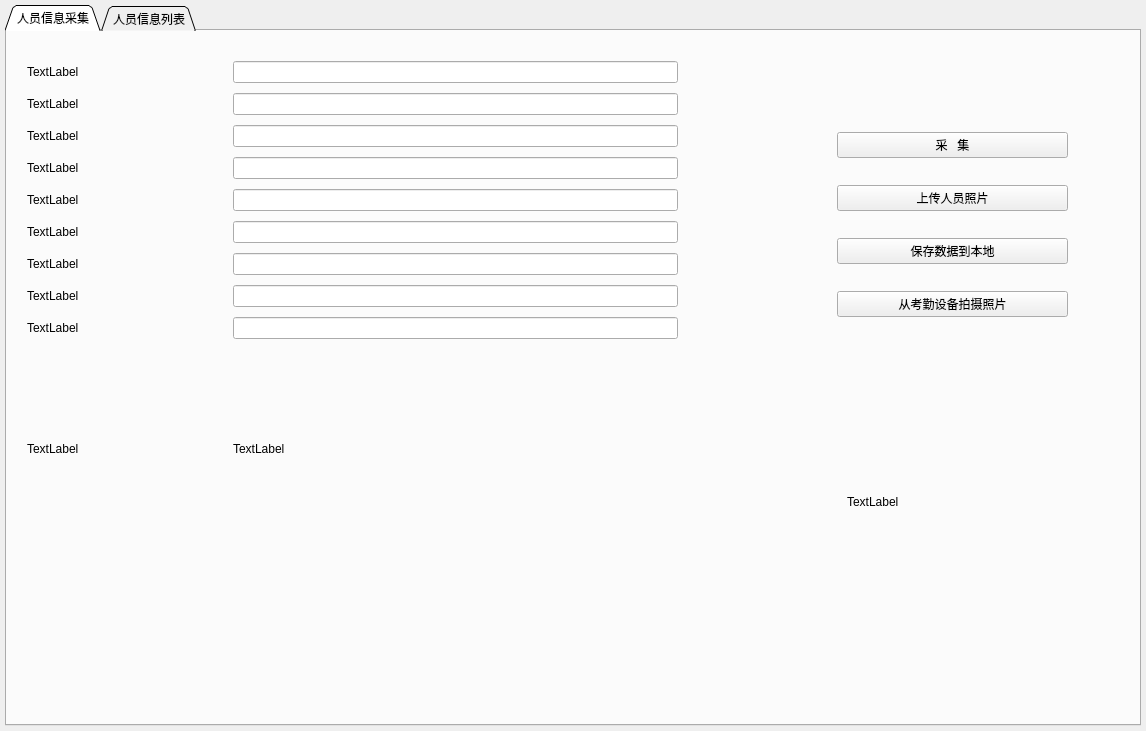
Above: info_collection.ui from jamesandjim/wisdom_site before the change. Below: the same form after it.
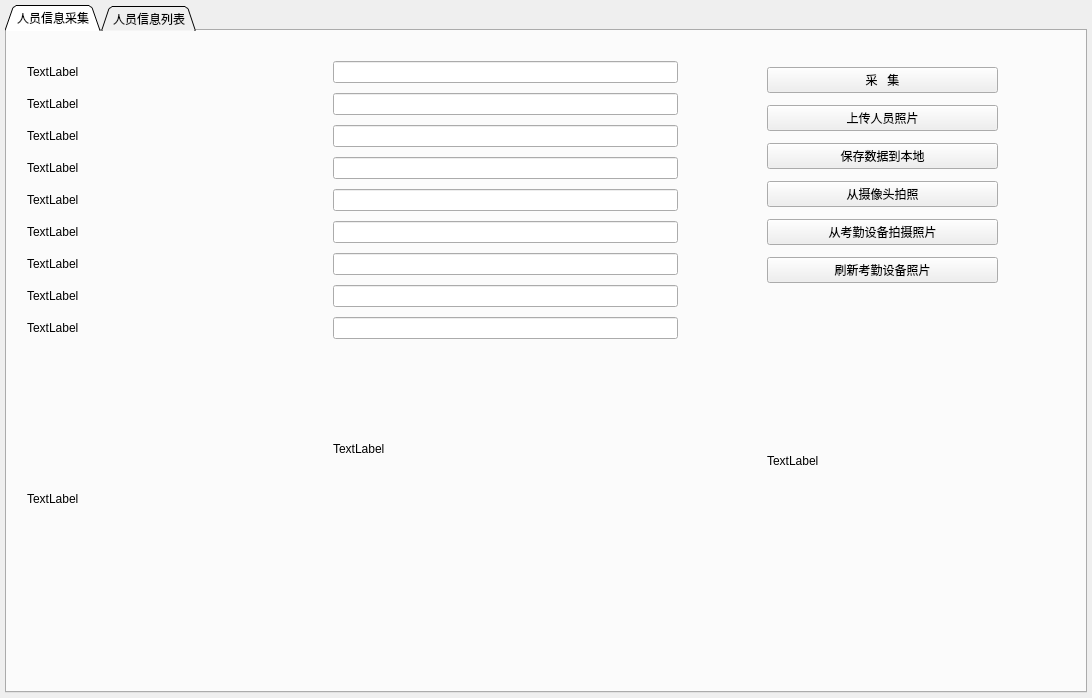
That is the form after the change.

What changed in the file:
```diff
--- a/info_collection.ui
+++ b/info_collection.ui
@@ -9,8 +9,8 @@
    <rect>
     <x>0</x>
     <y>0</y>
-    <width>1146</width>
-    <height>731</height>
+    <width>1092</width>
+    <height>698</height>
    </rect>
   </property>
   <property name="windowTitle">
@@ -89,7 +89,7 @@
             <x>20</x>
             <y>30</y>
             <width>651</width>
-            <height>641</height>
+            <height>713</height>
            </rect>
           </property>
           <layout class="QFormLayout" name="formLayout">
@@ -196,14 +196,14 @@
              </property>
              <property name="minimumSize">
               <size>
-               <width>200</width>
-               <height>200</height>
+               <width>300</width>
+               <height>300</height>
               </size>
              </property>
              <property name="maximumSize">
               <size>
-               <width>200</width>
-               <height>200</height>
+               <width>300</width>
+               <height>300</height>
               </size>
              </property>
              <property name="text">
@@ -235,21 +235,33 @@
          <widget class="QLabel" name="lb_photo3">
           <property name="geometry">
            <rect>
-            <x>840</x>
-            <y>360</y>
-            <width>171</width>
-            <height>221</height>
+            <x>760</x>
+            <y>270</y>
+            <width>240</width>
+            <height>320</height>
            </rect>
           </property>
+          <property name="minimumSize">
+           <size>
+            <width>240</width>
+            <height>320</height>
+           </size>
+          </property>
+          <property name="maximumSize">
+           <size>
+            <width>240</width>
+            <height>320</height>
+           </size>
+          </property>
           <property name="text">
            <string>TextLabel</string>
           </property>
          </widget>
-         <widget class="QWidget" name="">
+         <widget class="QWidget" name="layoutWidget">
           <property name="geometry">
            <rect>
-            <x>830</x>
-            <y>80</y>
+            <x>760</x>
+            <y>30</y>
             <width>231</width>
             <height>231</height>
            </rect>
@@ -282,6 +294,13 @@
              </property>
             </widget>
            </item>
+           <item>
+            <widget class="QPushButton" name="pb_camera">
+             <property name="text">
+              <string>从摄像头拍照</string>
+             </property>
+            </widget>
+           </item>
            <item>
             <widget class="QPushButton" name="pb_cj_photo">
              <property name="text">
@@ -289,6 +308,13 @@
              </property>
             </widget>
            </item>
+           <item>
+            <widget class="QPushButton" name="pb_refresh_photo">
+             <property name="text">
+              <string>刷新考勤设备照片</string>
+             </property>
+            </widget>
+           </item>
           </layout>
          </widget>
         </widget>
```
Left out of the diff: 6 changed lines with no effect on the pictures.
